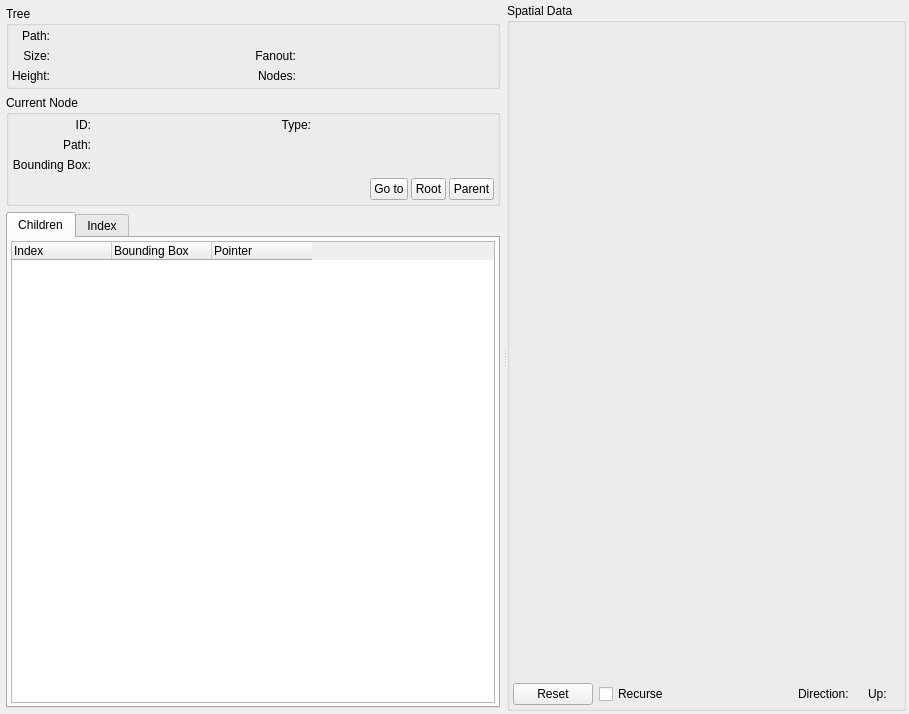
Above: code/cmd/inspector/tree_display.ui from mbeckem/msc before the change. Below: the same form after it.
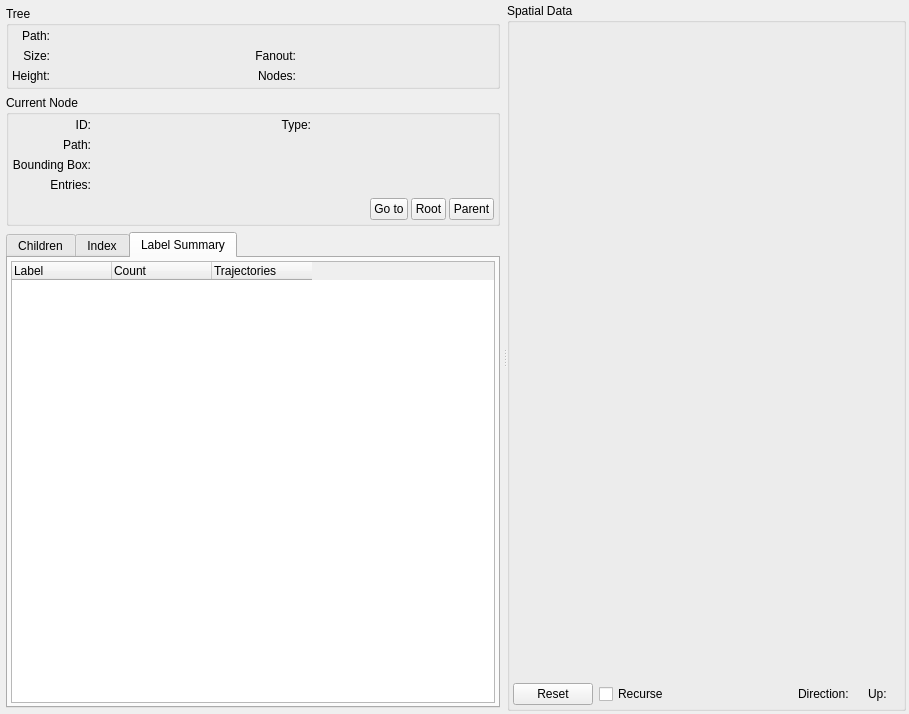
That is the form after the change. Custom widgets are drawn as their Qt base class.

Commit message: Add a summary view in the inspector tool.

What changed in the file:
```diff
--- a/code/cmd/inspector/tree_display.ui
+++ b/code/cmd/inspector/tree_display.ui
@@ -257,7 +257,7 @@
             </property>
            </widget>
           </item>
-          <item row="4" column="0" colspan="4">
+          <item row="5" column="0" colspan="4">
            <widget class="QWidget" name="widget" native="true">
             <property name="styleSheet">
              <string notr="true">QPushButton { padding: 3px; }</string>
@@ -412,13 +412,36 @@
             </property>
            </widget>
           </item>
+          <item row="4" column="0">
+           <widget class="QLabel" name="nodeEntriesLabel">
+            <property name="text">
+             <string>Entries:</string>
+            </property>
+            <property name="alignment">
+             <set>Qt::AlignRight|Qt::AlignTrailing|Qt::AlignVCenter</set>
+            </property>
+           </widget>
+          </item>
+          <item row="4" column="1">
+           <widget class="QLabel" name="nodeEntriesText">
+            <property name="sizePolicy">
+             <sizepolicy hsizetype="Expanding" vsizetype="Preferred">
+              <horstretch>0</horstretch>
+              <verstretch>0</verstretch>
+             </sizepolicy>
+            </property>
+            <property name="text">
+             <string/>
+            </property>
+           </widget>
+          </item>
          </layout>
         </widget>
        </item>
        <item>
         <widget class="QTabWidget" name="treeTabs">
          <property name="currentIndex">
-          <number>0</number>
+          <number>2</number>
          </property>
          <widget class="QWidget" name="childrenTab">
           <attribute name="title">
@@ -582,6 +605,59 @@
            </item>
           </layout>
          </widget>
+         <widget class="QWidget" name="summaryTab">
+          <attribute name="title">
+           <string>Label Summary</string>
+          </attribute>
+          <attribute name="toolTip">
+           <string>&lt;html&gt;&lt;head/&gt;&lt;body&gt;&lt;p&gt;Displays the summary of this node.&lt;/p&gt;&lt;/body&gt;&lt;/html&gt;</string>
+          </attribute>
+          <layout class="QVBoxLayout" name="verticalLayout_6">
+           <property name="leftMargin">
+            <number>3</number>
+           </property>
+           <property name="topMargin">
+            <number>3</number>
+           </property>
+           <property name="rightMargin">
+            <number>3</number>
+           </property>
+           <property name="bottomMargin">
+            <number>3</number>
+           </property>
+           <item>
+            <widget class="QTreeWidget" name="summaryTree">
+             <property name="editTriggers">
+              <set>QAbstractItemView::NoEditTriggers</set>
+             </property>
+             <property name="tabKeyNavigation">
+              <bool>false</bool>
+             </property>
+             <property name="horizontalScrollMode">
+              <enum>QAbstractItemView::ScrollPerPixel</enum>
+             </property>
+             <attribute name="headerStretchLastSection">
+              <bool>false</bool>
+             </attribute>
+             <column>
+              <property name="text">
+               <string>Label</string>
+              </property>
+             </column>
+             <column>
+              <property name="text">
+               <string>Count</string>
+              </property>
+             </column>
+             <column>
+              <property name="text">
+               <string>Trajectories</string>
+              </property>
+             </column>
+            </widget>
+           </item>
+          </layout>
+         </widget>
         </widget>
        </item>
       </layout>
```
Left out of the diff: 8 changed lines with no effect on the pictures. The commit also changes 3 other files.
